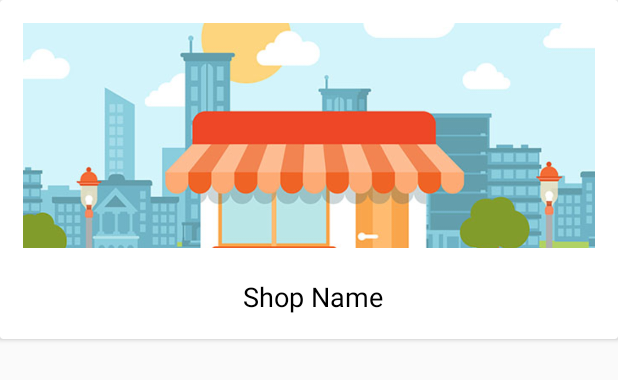
After one commit to Amimul1234/OwoSuperAdmin, an Android app: the layout shops_sample_view.xml on its own in the app's theme, with its tools: preview values and no code run, on a phone screen of 412 x 824 dp. The commit adds this screen. Shown: the top 380 px of the screen. Run offline under Robolectric (Android 15) with nearby library versions, the phone set to English and light mode, and no system bars.

Commit message:
Shop added on admin.

```diff
--- /dev/null
+++ b/app/src/main/res/layout/shops_sample_view.xml
@@ -0,0 +1,39 @@
+<?xml version="1.0" encoding="utf-8"?>
+<androidx.cardview.widget.CardView
+    xmlns:android="http://schemas.android.com/apk/res/android" android:layout_width="match_parent"
+    android:layout_height="wrap_content">
+
+    <RelativeLayout
+        android:layout_width="match_parent"
+        android:layout_height="wrap_content"
+        android:padding="5dp"
+        >
+        <ImageView
+            android:id="@+id/shop_image"
+            android:layout_width="match_parent"
+            android:layout_height="150dp"
+            android:src="@drawable/create_shop"
+            android:layout_marginTop="10dp"
+            android:layout_marginStart="10dp"
+            android:layout_marginEnd="10dp"
+            android:scaleType="centerCrop"/>
+
+        <TextView
+            android:id="@+id/shop_name"
+            android:layout_width="match_parent"
+            android:layout_height="45dp"
+            android:text="Shop Name"
+            android:gravity="center"
+            android:textAlignment="center"
+            android:layout_below="@id/shop_image"
+            android:textSize="18sp"
+            android:textColor="@color/black"
+            android:layout_marginTop="10dp"
+            android:maxLines="2"
+            android:ellipsize="end"
+            android:layout_marginStart="5dp"/>
+    </RelativeLayout>
+
+
+
+</androidx.cardview.widget.CardView>
```
Also changed, not shown: app/src/main/java/com/owosuperadmin/owoshop/ManagementActivity.java (+65 -7 lines), app/src/main/java/com/owosuperadmin/viewHolder/PendingShopViewHolderForAdmin.java (added, +29 -0 lines), app/src/main/res/layout/activity_management.xml (+38 -4 lines).
